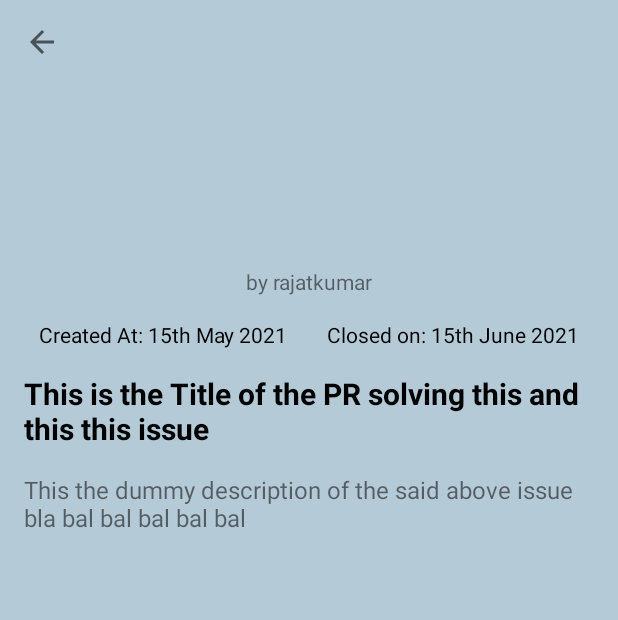
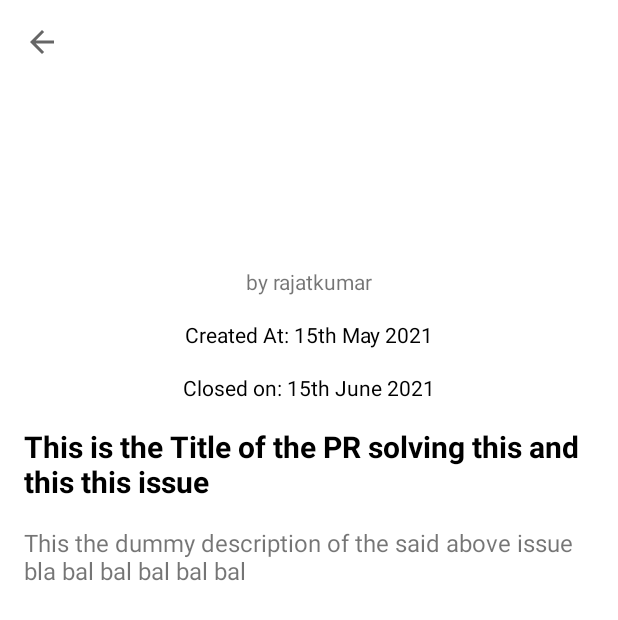
Before and after one commit to kumarrajat11114/Navi-Coding-Interview, an Android app: the layout fragment_pull_request_detail.xml on its own in the app's theme, with its tools: preview values and no code run, on a phone screen of 412 x 824 dp. Shown: the top 620 px of the screen. Run offline under Robolectric (Android 15) with nearby library versions, the phone set to English and light mode, and no system bars.

Commit message:
Code Cleanup

```diff
--- a/app/build.gradle
+++ b/app/build.gradle
@@ -28,11 +28,11 @@ android {
     buildTypes {
         debug {
             buildConfigField "String", "user", "\"kumarrajat11114\""
-            buildConfigField "String", "apiKey", "\"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\""
+            buildConfigField "String", "apiKey", "\"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\""
         }
         release {
             buildConfigField "String", "user", "\"kumarrajat11114\""
-            buildConfigField "String", "apiKey", "\"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\""
+            buildConfigField "String", "apiKey", "\"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\""
             minifyEnabled true
             proguardFiles getDefaultProguardFile('proguard-android-optimize.txt'), 'proguard-rules.pro'
         }
--- a/app/src/main/java/com/rajatkumar/navicodinginterview/common/domain/Constants.kt
+++ b/app/src/main/java/com/rajatkumar/navicodinginterview/common/domain/Constants.kt
@@ -3,7 +3,8 @@ package com.rajatkumar.navicodinginterview.common.domain
 object Constants {
     const val BASE_URL = "https://api.github.com"
 
-    //is:pr author:rajatkumar archived:false is:closed
+    //is:pr author:kumarrajat11114 archived:false is:closed
+    //is:pr list --repo square/retrofit
     const val QUERY = "is:pr list --repo square/retrofit"
 
     const val CREATED = "created"
--- a/app/src/main/res/layout/fragment_pull_request_detail.xml
+++ b/app/src/main/res/layout/fragment_pull_request_detail.xml
@@ -4,29 +4,28 @@
     xmlns:tools="http://schemas.android.com/tools"
     android:layout_width="match_parent"
     android:layout_height="match_parent"
-    android:background="@color/app_background_color"
+    android:background="@color/white"
     tools:context="com.rajatkumar.navicodinginterview.pullRequest.presentation.details.PullRequestDetailFragment">
 
-
-        <androidx.appcompat.widget.AppCompatImageView
-            android:transitionName="@string/transition_image"
-            android:id="@+id/iv_profile"
-            android:layout_width="150dp"
-            android:layout_height="150dp"
-            android:layout_marginTop="24dp"
-            app:cardCornerRadius="150dp"
-            app:layout_constraintEnd_toEndOf="parent"
-            app:layout_constraintHorizontal_bias="0.5"
-            app:layout_constraintStart_toStartOf="parent"
-            app:layout_constraintTop_toTopOf="parent"
-            android:adjustViewBounds="true"
-            android:scaleType="fitXY" />
+    <androidx.appcompat.widget.AppCompatImageView
+        android:id="@+id/iv_profile"
+        android:layout_width="@dimen/dp150"
+        android:layout_height="@dimen/dp150"
+        android:layout_marginTop="@dimen/dp24"
+        android:adjustViewBounds="true"
+        android:scaleType="fitXY"
+        android:transitionName="@string/transition_image"
+        app:cardCornerRadius="@dimen/dp150"
+        app:layout_constraintEnd_toEndOf="parent"
+        app:layout_constraintHorizontal_bias="0.5"
+        app:layout_constraintStart_toStartOf="parent"
+        app:layout_constraintTop_toTopOf="parent" />
 
     <androidx.appcompat.widget.AppCompatTextView
         android:id="@+id/tv_user"
         android:layout_width="wrap_content"
         android:layout_height="wrap_content"
-        android:layout_marginTop="4dp"
+        android:layout_marginTop="@dimen/dp4"
         app:layout_constraintEnd_toEndOf="@+id/iv_profile"
         app:layout_constraintStart_toStartOf="@+id/iv_profile"
         app:layout_constraintTop_toBottomOf="@+id/iv_profile"
@@ -36,10 +35,9 @@
         android:id="@+id/tv_created_at"
         android:layout_width="wrap_content"
         android:layout_height="wrap_content"
-        android:layout_marginTop="16dp"
-
+        android:layout_marginTop="@dimen/dp16"
         android:textColor="@color/black"
-        app:layout_constraintEnd_toStartOf="@+id/tv_closed_at"
+        app:layout_constraintEnd_toEndOf="parent"
         app:layout_constraintStart_toStartOf="parent"
         app:layout_constraintTop_toBottomOf="@+id/tv_user"
         tools:text="Created At: 15th May 2021" />
@@ -48,36 +46,36 @@
         android:id="@+id/tv_closed_at"
         android:layout_width="wrap_content"
         android:layout_height="wrap_content"
-        android:layout_marginTop="16dp"
+        android:layout_marginTop="@dimen/dp16"
         android:textColor="@color/black"
         app:chainUseRtl="true"
         app:layout_constraintEnd_toEndOf="parent"
-        app:layout_constraintStart_toEndOf="@id/tv_created_at"
-        app:layout_constraintTop_toBottomOf="@+id/tv_user"
+        app:layout_constraintStart_toStartOf="parent"
+        app:layout_constraintTop_toBottomOf="@+id/tv_created_at"
         tools:text="Closed on: 15th June 2021" />
 
     <androidx.appcompat.widget.AppCompatTextView
         android:id="@+id/tv_title"
         android:layout_width="0dp"
         android:layout_height="wrap_content"
-        android:layout_marginStart="16dp"
-        android:layout_marginTop="16dp"
-        android:layout_marginEnd="16dp"
+        android:layout_marginStart="@dimen/dp16"
+        android:layout_marginTop="@dimen/dp16"
+        android:layout_marginEnd="@dimen/dp16"
         android:textColor="@color/black"
-        android:textSize="20sp"
+        android:textSize="@dimen/text_size_large"
         android:textStyle="bold"
         app:layout_constraintEnd_toEndOf="parent"
         app:layout_constraintHorizontal_bias="0.0"
         app:layout_constraintStart_toStartOf="parent"
-        app:layout_constraintTop_toBottomOf="@+id/tv_created_at"
+        app:layout_constraintTop_toBottomOf="@+id/tv_closed_at"
         tools:text="This is the Title of the PR solving this and this this issue" />
 
     <ScrollView
         android:layout_width="0dp"
         android:layout_height="0dp"
-        android:layout_marginStart="16dp"
-        android:layout_marginTop="16dp"
-        android:layout_marginEnd="16dp"
+        android:layout_marginStart="@dimen/dp16"
+        android:layout_marginTop="@dimen/dp16"
+        android:layout_marginEnd="@dimen/dp16"
         app:layout_constraintBottom_toBottomOf="parent"
         app:layout_constraintEnd_toEndOf="parent"
         app:layout_constraintHorizontal_bias="0.5"
@@ -88,7 +86,7 @@
             android:id="@+id/tv_description"
             android:layout_width="match_parent"
             android:layout_height="wrap_content"
-            android:textSize="16sp"
+            android:textSize="@dimen/text_size_medium"
             tools:text="This the dummy description of the said above issue bla bal bal bal bal bal " />
 
     </ScrollView>
@@ -97,10 +95,10 @@
         android:id="@+id/ib_back"
         android:layout_width="wrap_content"
         android:layout_height="wrap_content"
-        android:layout_marginStart="8dp"
-        android:layout_marginTop="8dp"
+        android:layout_marginStart="@dimen/dp8"
+        android:layout_marginTop="@dimen/dp8"
         android:background="@null"
-        android:padding="8dp"
+        android:padding="@dimen/dp8"
         android:src="@drawable/ic_back"
         app:layout_constraintStart_toStartOf="parent"
         app:layout_constraintTop_toTopOf="parent" />
--- a/app/src/main/res/layout/fragment_pull_request_list.xml
+++ b/app/src/main/res/layout/fragment_pull_request_list.xml
@@ -11,7 +11,8 @@
         android:layout_width="match_parent"
         android:layout_height="?attr/actionBarSize"
         app:layout_constraintEnd_toEndOf="parent"
-        android:background="@color/design_default_color_primary"
+        android:background="@color/design_default_color_on_secondary"
+        app:titleTextColor="@color/design_default_color_on_primary"
         app:title="@string/app_name"
         app:layout_constraintHorizontal_bias="0.5"
         app:layout_constraintStart_toStartOf="parent"
--- a/app/src/main/res/values/colors.xml
+++ b/app/src/main/res/values/colors.xml
@@ -9,4 +9,5 @@
     <color name="white">#FFFFFFFF</color>
 
     <color name="app_background_color">#B5CAD7</color>
+    <color name="card_background_color">#C3C3C3</color>
 </resources>
--- /dev/null
+++ b/app/src/main/res/values/dimens.xml
@@ -0,0 +1,13 @@
+<?xml version="1.0" encoding="utf-8"?>
+<resources>
+    <dimen name="dp16">16dp</dimen>
+    <dimen name="dp8">8dp</dimen>
+    <dimen name="dp4">4dp</dimen>
+    <dimen name="text_size_large">20sp</dimen>
+    <dimen name="dp90">90dp</dimen>
+    <dimen name="dp24">24dp</dimen>
+    <dimen name="text_size_medium">16sp</dimen>
+    <dimen name="dp150">150dp</dimen>
+    <dimen name="dp80">80dp</dimen>
+    <dimen name="dp100">100dp</dimen>
+</resources>
```
Also changed, not shown: app/src/main/res/layout/item_pull_request.xml (+25 -22 lines), app/src/main/res/layout/layout_error_view.xml (+7 -7 lines), app/src/main/res/layout/layout_no_internet.xml (deleted, +0 -47 lines).
